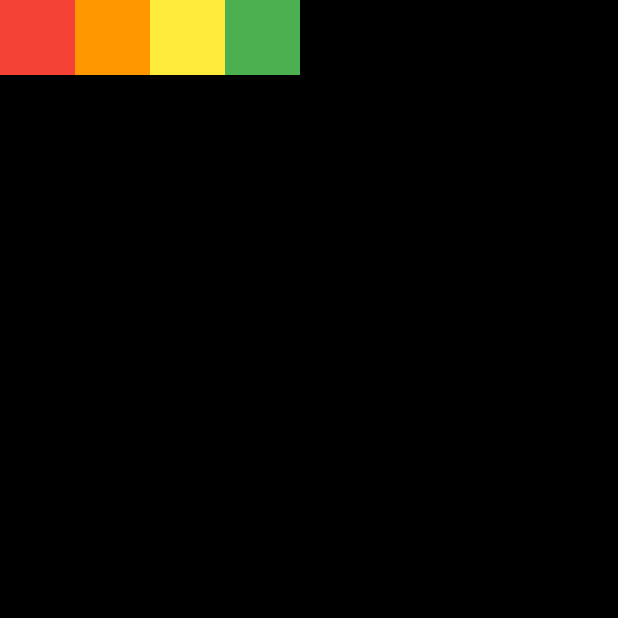
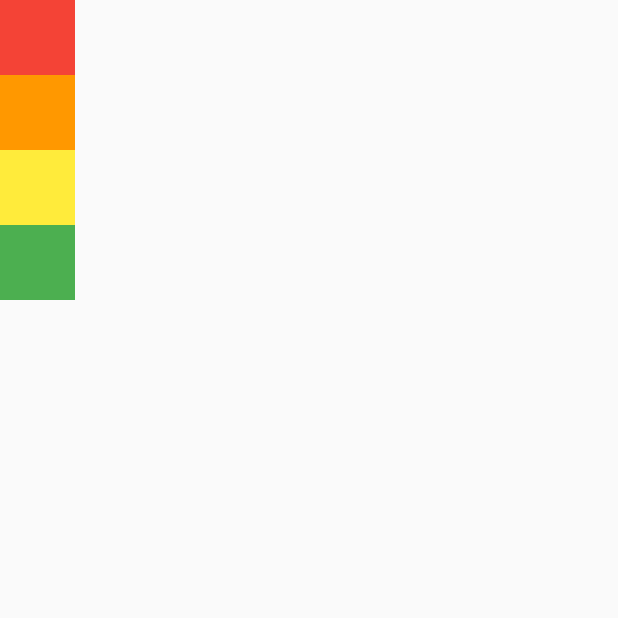
Before and after one commit to jyryuitpro/row_and_column, a Flutter app: the screen it shows after launch, on a phone screen of 412 x 824 dp, the top half of it. Run offline on Flutter 3.47's test engine with Material 2 defaults, Android fonts, the phone set to English and light mode, and no system bars.

Commit message:
MainAxisSize 완전정복

```diff
--- a/lib/screen/home_screen.dart
+++ b/lib/screen/home_screen.dart
@@ -11,8 +11,8 @@ class HomeScreen extends StatelessWidget {
         child: Container(
           color: Colors.black,
           // width: MediaQuery.of(context).size.width,
-          height: MediaQuery.of(context).size.height,
-          child: Row(
+          // height: MediaQuery.of(context).size.height,
+          child: Column(
             // Column
             // MainAxisAlignment - 주측(세로) 정렬
             // start - 시작
@@ -46,6 +46,11 @@ class HomeScreen extends StatelessWidget {
             // center - 가운데 (기본값)
             // stretch - 최대한으로 늘린다.
             crossAxisAlignment: CrossAxisAlignment.start,
+
+            // MainAxisSize - 주축 크기
+            // max - 최대
+            // min - 최소
+            mainAxisSize: MainAxisSize.min,
             children: [
               Container(
                 color: Colors.red,
```
